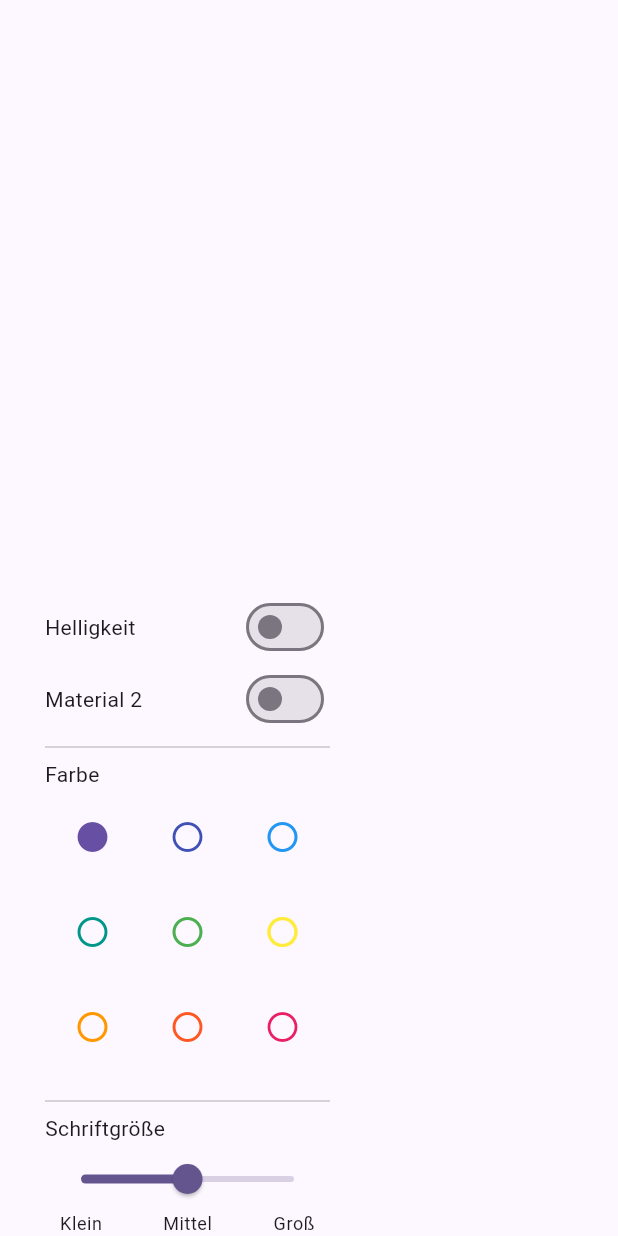
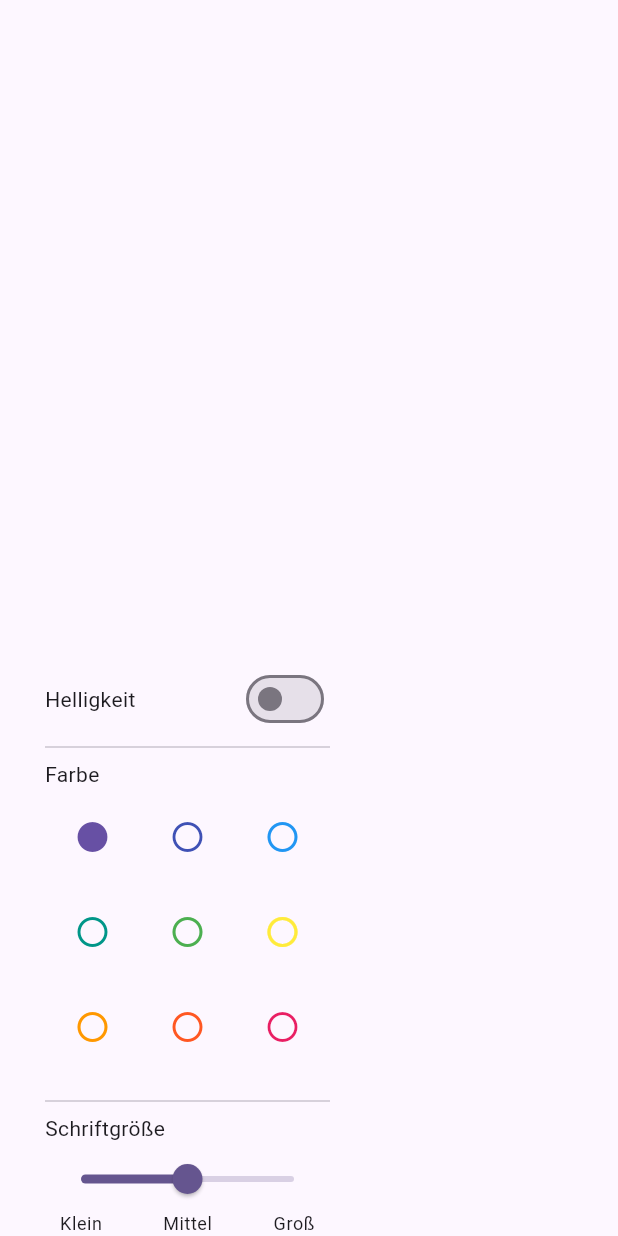
Before and after one commit to kevin123george/medTalk, a Flutter app: the _ExpandedTrailingActions widget shown alone on an empty page, opened directly with empty values, on a phone screen of 412 x 824 dp. Run offline on Flutter 3.47's test engine with Material 2 defaults, Android fonts, the phone set to English and light mode, and no system bars; drawn by our look-alikes of syncfusion_flutter_sliders; our stand-ins replace avatar_glow, get_storage, speech_to_text; missing offline and left inert: syncfusion_flutter_core; accounts and stored records are empty.

Commit message:
removed material UI 2/3 option

```diff
--- a/lib/screens/home.dart
+++ b/lib/screens/home.dart
@@ -490,19 +490,6 @@ class _ExpandedTrailingActionsState extends State<_ExpandedTrailingActions> {
                   })
             ],
           ),
-          Row(
-            children: [
-              widget.useMaterial3
-                  ? const Text('Material 3')
-                  : const Text('Material 2'),
-              Expanded(child: Container()),
-              Switch(
-                  value: widget.useMaterial3,
-                  onChanged: (_) {
-                    widget.handleMaterialVersionChange();
-                  })
-            ],
-          ),
           const Divider(),
           const Text('Farbe'),
           _ExpandedColorSeedAction(
```
